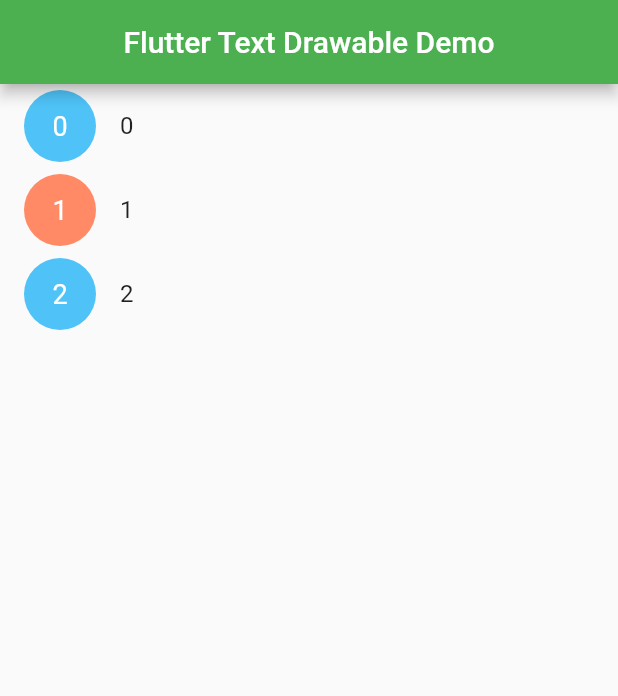
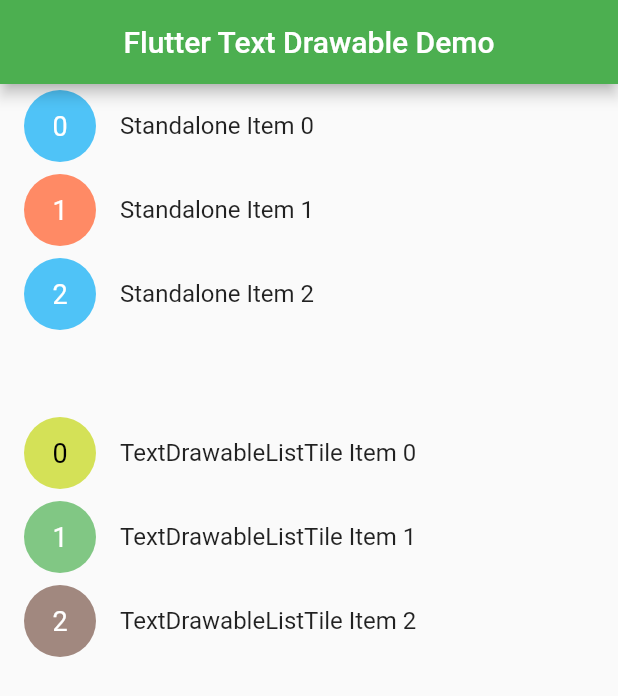
Before and after one commit to Akora-IngDKB/flutter_text_drawable, a Flutter app: the screen it shows after launch, on a phone screen of 412 x 824 dp. Shown: the top 696 px of the screen. Run offline on Flutter 3.47's test engine with Material 2 defaults, Android fonts, the phone set to English and light mode, and no system bars.

Commit message:
Updated example

```diff
--- a/example/lib/main.dart
+++ b/example/lib/main.dart
@@ -18,16 +18,37 @@ class MyApp extends StatelessWidget {
         centerTitle: true,
         title: Text('Flutter Text Drawable Demo'),
       ),
-      body: ListView.builder(
+      body: Column(
+        children: [
+          // Using TextDrawable alone
+          ListView.builder(
+            shrinkWrap: true,
+            itemCount: 3,
+            itemBuilder: (context, index) {
+              return ListTile(
+                leading: TextDrawable(
+                  text: "$index",
+                  isTappable: true,
+                ),
+                title: Text("Standalone Item $index"),
+              );
+            },
+          ),
+          SizedBox(height: 50),
+          // Using the TextDrawableListTile widget
+          ListView.builder(
+            shrinkWrap: true,
             itemCount: 3,
             itemBuilder: (context, index) {
               return TextDrawableListTile(
                 drawableText: "$index",
-            title: Text("$index"),
+                title: Text("TextDrawableListTile Item $index"),
                 onTap: null,
               );
             },
           ),
+        ],
+      ),
     );
   }
 }
```
Lines whose indentation alone changed are shown as unchanged.
